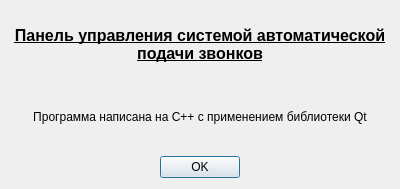
First picture: the form in src/aboutdialog.ui, repository danil-kondr2016/autoringsystem, before the edit.
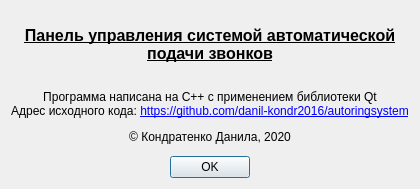
Second picture: the form after the edit. Icons and pictures are not drawn.

Commit message:
Важные изменения
1. Добавление информации о разработчике
2. Дополнение README.md

Patch:
```diff
--- a/src/aboutdialog.ui
+++ b/src/aboutdialog.ui
@@ -43,7 +43,10 @@
    <item>
     <widget class="QLabel" name="label_2">
      <property name="text">
-      <string>Программа написана на C++ с применением библиотеки Qt</string>
+      <string>&lt;html&gt;&lt;head/&gt;&lt;body&gt;&lt;p align=&quot;center&quot;&gt;Программа написана на C++ с применением библиотеки Qt&lt;br/&gt;Адрес исходного кода: &lt;a href=&quot;https://github.com/danil-kondr2016/autoringsystem&quot;&gt;&lt;span style=&quot; text-decoration: underline; color:#0000ff;&quot;&gt;https://github.com/danil-kondr2016/autoringsystem&lt;/span&gt;&lt;/a&gt;&lt;/p&gt;&lt;p align=&quot;center&quot;&gt;© Кондратенко Данила, 2020&lt;/p&gt;&lt;/body&gt;&lt;/html&gt;</string>
+     </property>
+     <property name="textFormat">
+      <enum>Qt::RichText</enum>
      </property>
      <property name="alignment">
       <set>Qt::AlignCenter</set>
```
The commit also changes 1 other file.
